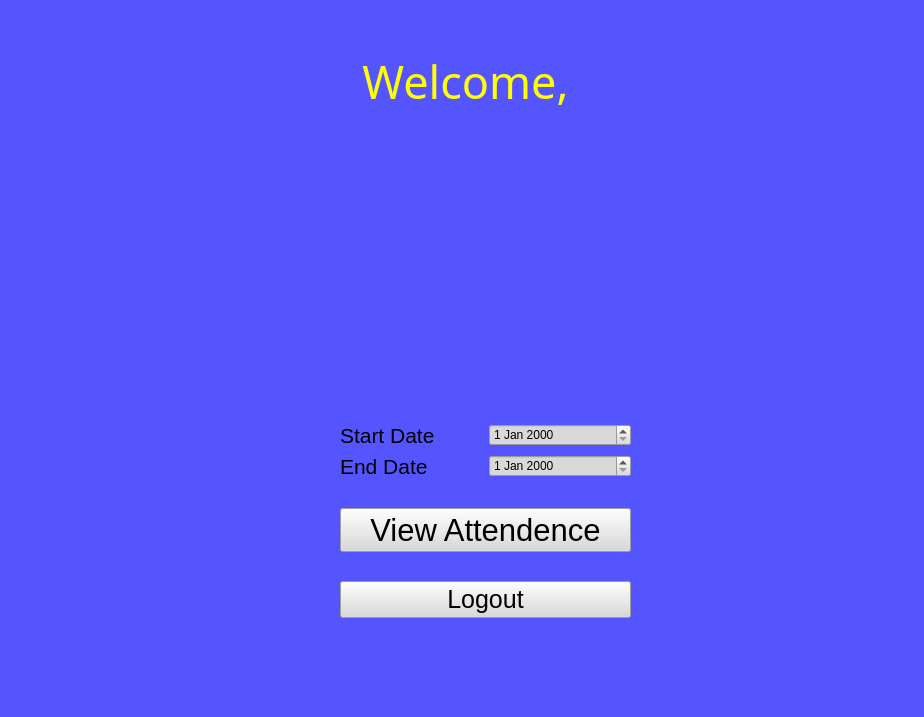
First picture: the form in Uifiles/studentDashboard.ui, repository shamaunalam/Face_attendence, before the edit.
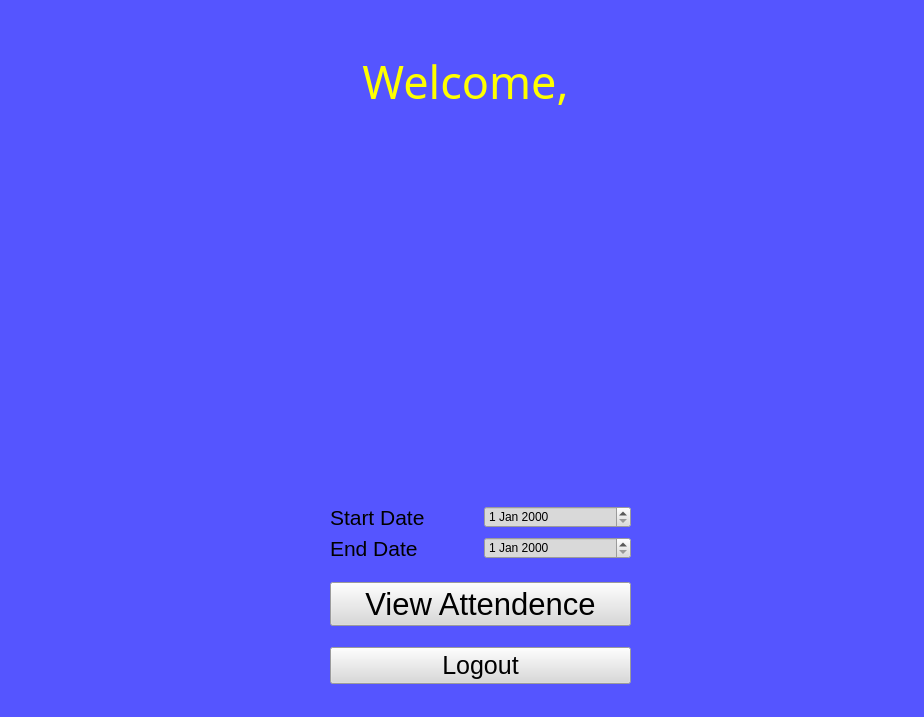
Second picture: the form after the edit. Icons and pictures are not drawn.

What changed in the file:
```diff
--- a/Uifiles/studentDashboard.ui
+++ b/Uifiles/studentDashboard.ui
@@ -20,10 +20,10 @@
    <widget class="QWidget" name="verticalLayoutWidget">
     <property name="geometry">
      <rect>
-      <x>340</x>
-      <y>400</y>
-      <width>291</width>
-      <height>241</height>
+      <x>330</x>
+      <y>490</y>
+      <width>301</width>
+      <height>211</height>
      </rect>
     </property>
     <layout class="QVBoxLayout" name="verticalLayout">
```
